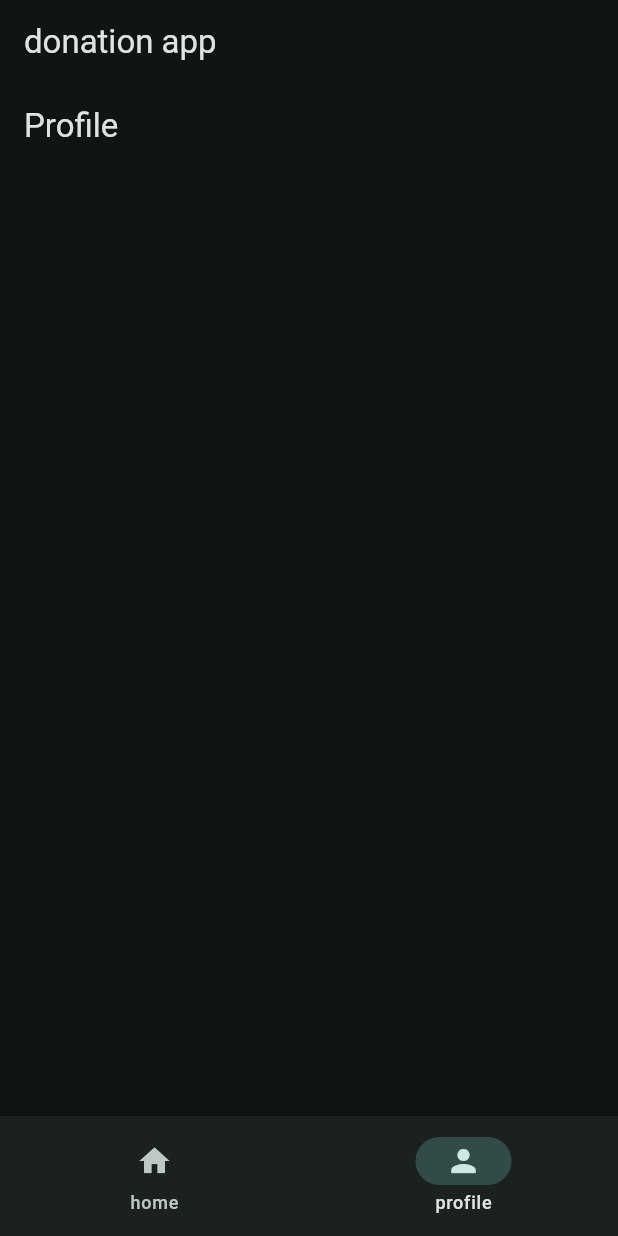
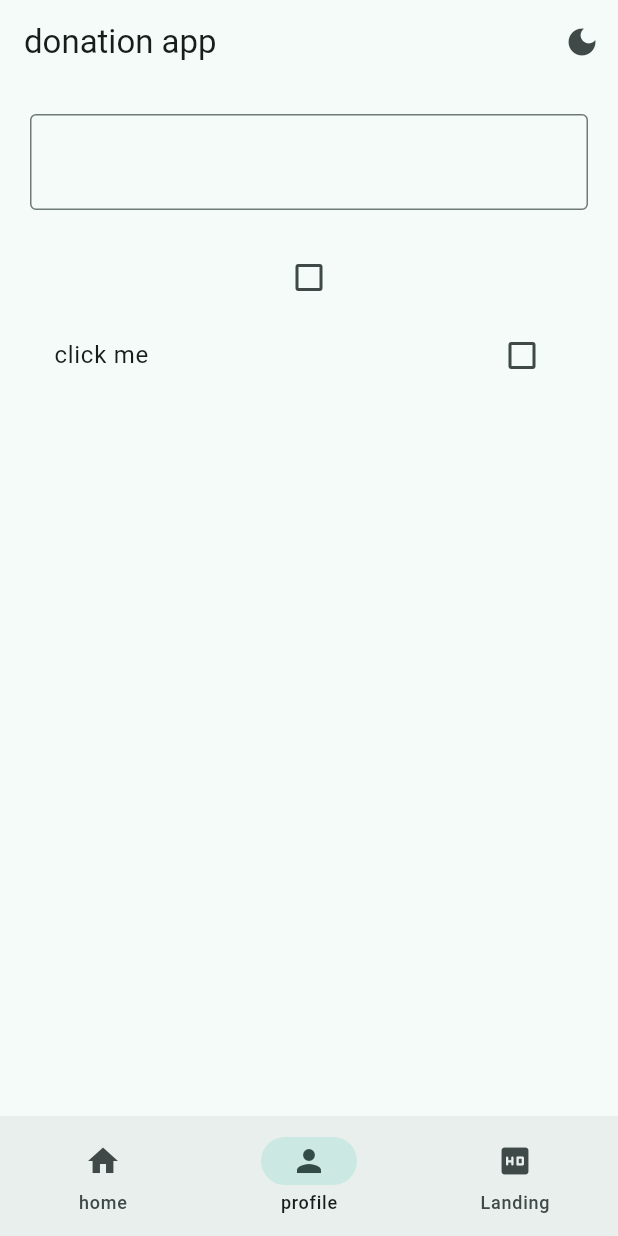
Before and after one commit to KedarKandel/marketPalce_flutter_app, a Flutter app: the screen it shows after launch, item 2 of the bottom bar chosen, on a phone screen of 412 x 824 dp. Run offline on Flutter 3.47's test engine with Material 3 defaults, Android fonts, the phone set to English and light mode, and no system bars.

```diff
--- a/lib/data/notifiers.dart
+++ b/lib/data/notifiers.dart
@@ -1,3 +1,5 @@
 import 'package:flutter/widgets.dart';
 
 ValueNotifier<int> selectedPageNotifier = ValueNotifier(0);
+ValueNotifier<bool> isDarkModeNotifier = ValueNotifier(false);
+ValueNotifier<bool> isLoggedInUserNotifier = ValueNotifier(true);
--- a/lib/main.dart
+++ b/lib/main.dart
@@ -1,6 +1,6 @@
 import 'package:flutter/material.dart';
+import 'package:my_flutter_app/data/notifiers.dart';
 import 'package:my_flutter_app/views/widget_tree.dart';
-import 'package:my_flutter_app/views/widgets/navbar_widget.dart';
 
 void main() {
   runApp(const MyApp());
@@ -10,25 +10,25 @@ void main() {
 // scafold
 // App title
 // Bottom Navigation with set state
-class MyApp extends StatefulWidget {
+class MyApp extends StatelessWidget {
   const MyApp({super.key});
 
   @override
-  State<MyApp> createState() => _MyAppState();
-}
-
-class _MyAppState extends State<MyApp> {
-  @override
   Widget build(BuildContext context) {
+    return ValueListenableBuilder(
+      valueListenable: isDarkModeNotifier,
+      builder: (context, isDarkMode, child) {
         return MaterialApp(
           debugShowCheckedModeBanner: false,
           theme: ThemeData(
             colorScheme: ColorScheme.fromSeed(
               seedColor: Colors.teal,
-          brightness: Brightness.dark,
+              brightness: isDarkMode ? Brightness.dark : Brightness.light,
             ),
           ),
           home: WidgetTree(),
         );
+      },
+    );
   }
 }
--- a/lib/views/pages/profile_page.dart
+++ b/lib/views/pages/profile_page.dart
@@ -1,10 +1,54 @@
 import 'package:flutter/material.dart';
 
-class ProfilePage extends StatelessWidget {
+class ProfilePage extends StatefulWidget {
   const ProfilePage({super.key});
 
   @override
+  State<ProfilePage> createState() => _ProfilePageState();
+}
+
+class _ProfilePageState extends State<ProfilePage> {
+  TextEditingController controller = TextEditingController();
+  bool? isChecked = false;
+  double num = 1.0;
+  @override
   Widget build(BuildContext context) {
-    return Scaffold(appBar: AppBar(title: Text("Profile")));
+    return Padding(
+      padding: const EdgeInsets.all(20.0),
+      child: Column(
+        children: [
+          TextField(
+            controller: controller,
+            decoration: InputDecoration(
+              border: OutlineInputBorder(),
+              contentPadding: EdgeInsets.all(20),
+            ),
+            onEditingComplete: () {
+              setState(() {});
+            },
+          ),
+          Text(controller.text),
+          Checkbox(
+            tristate: true,
+            value: isChecked,
+            onChanged: (bool? value) {
+              setState(() {
+                isChecked = value;
+              });
+            },
+          ),
+          CheckboxListTile(
+            tristate: true,
+            title: Text("click me"),
+            value: isChecked,
+            onChanged: (bool? value) {
+              setState(() {
+                isChecked = value;
+              });
+            },
+          ),
+        ],
+      ),
+    );
   }
 }
--- a/lib/views/widget_tree.dart
+++ b/lib/views/widget_tree.dart
@@ -2,9 +2,10 @@ import 'package:flutter/material.dart';
 import 'package:my_flutter_app/data/notifiers.dart';
 import 'package:my_flutter_app/views/pages/Profile_page.dart';
 import 'package:my_flutter_app/views/pages/home_page.dart';
+import 'package:my_flutter_app/views/pages/landing_page.dart';
 import 'package:my_flutter_app/views/widgets/navbar_widget.dart';
 
-List<Widget> pages = [HomePage(), ProfilePage()];
+List<Widget> pages = [HomePage(), ProfilePage(), LandingPage()];
 
 class WidgetTree extends StatelessWidget {
   const WidgetTree({super.key});
@@ -12,7 +13,22 @@ class WidgetTree extends StatelessWidget {
   @override
   Widget build(BuildContext context) {
     return Scaffold(
-      appBar: AppBar(title: Text("donation app")),
+      appBar: AppBar(
+        title: Text("donation app"),
+        actions: [
+          IconButton(
+            onPressed: () {
+              isDarkModeNotifier.value = !isDarkModeNotifier.value;
+            },
+            icon: ValueListenableBuilder(
+              valueListenable: isDarkModeNotifier,
+              builder: (context, isDarkMode, child) {
+                return Icon(isDarkMode ? Icons.light_mode : Icons.dark_mode);
+              },
+            ),
+          ),
+        ],
+      ),
       bottomNavigationBar: NavbarWidget(),
       body: ValueListenableBuilder(
         valueListenable: selectedPageNotifier,
--- a/lib/views/widgets/navbar_widget.dart
+++ b/lib/views/widgets/navbar_widget.dart
@@ -13,6 +13,10 @@ class NavbarWidget extends StatelessWidget {
           destinations: [
             NavigationDestination(icon: Icon(Icons.home), label: "home"),
             NavigationDestination(icon: Icon(Icons.person), label: "profile"),
+            NavigationDestination(
+              icon: Icon(Icons.hd_rounded),
+              label: "Landing",
+            ),
           ],
           onDestinationSelected: (int value) {
             selectedPageNotifier.value = value;
```
Also changed, not shown: lib/views/pages/landing_page.dart (added, +28 -0 lines), 1 other file. Lines whose indentation alone changed are shown as unchanged.
